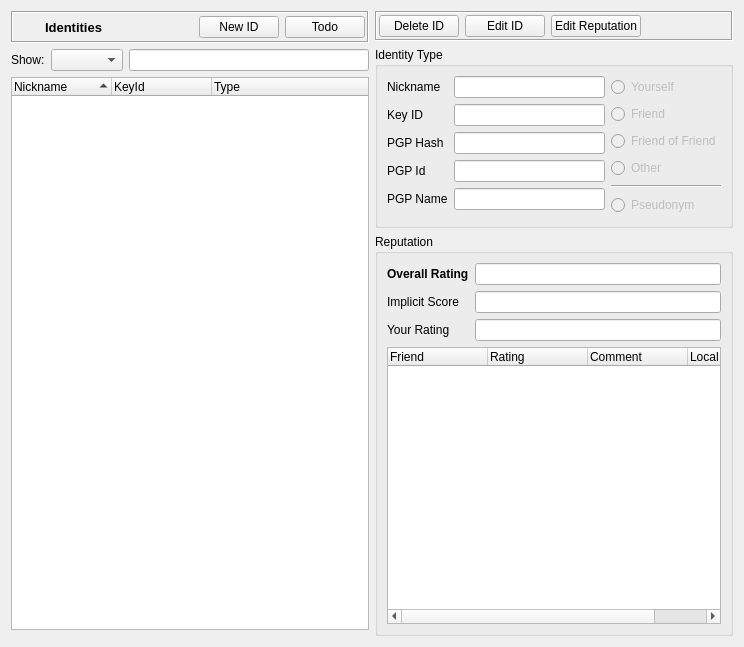
Before: the Qt Designer form retroshare-gui/src/gui/Identity/IdDialog.ui in RetroShare/RetroShare, drawn with Qt 5.
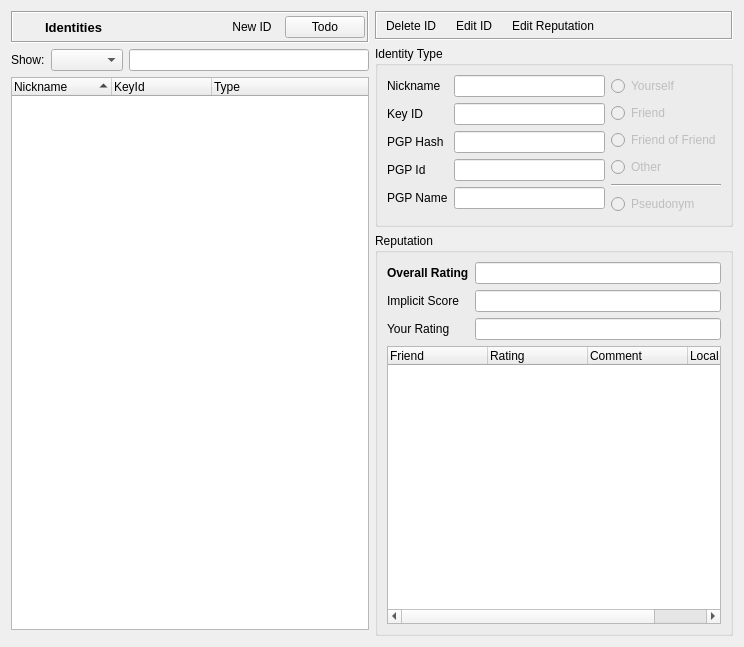
After: the same form once the commit is applied. Icons and pictures are not drawn. Custom widgets are drawn as their Qt base class.

Commit message: Changed some icons for the Identity Dialog

Patch:
```diff
--- a/retroshare-gui/src/gui/Identity/IdDialog.ui
+++ b/retroshare-gui/src/gui/Identity/IdDialog.ui
@@ -78,10 +78,32 @@
          </spacer>
         </item>
         <item>
-         <widget class="QPushButton" name="pushButton_NewId">
+         <widget class="QToolButton" name="toolButton_NewId">
+          <property name="sizePolicy">
+           <sizepolicy hsizetype="Minimum" vsizetype="Preferred">
+            <horstretch>0</horstretch>
+            <verstretch>0</verstretch>
+           </sizepolicy>
+          </property>
+          <property name="toolTip">
+           <string>Create new Identity</string>
+          </property>
           <property name="text">
            <string>New ID</string>
           </property>
+          <property name="icon">
+           <iconset resource="../images.qrc">
+            <normaloff>:/images/identity/list-add-user_32.png</normaloff>:/images/identity/list-add-user_32.png</iconset>
+          </property>
+          <property name="iconSize">
+           <size>
+            <width>24</width>
+            <height>24</height>
+           </size>
+          </property>
+          <property name="autoRaise">
+           <bool>true</bool>
+          </property>
          </widget>
         </item>
         <item>
@@ -150,24 +172,69 @@
          <number>2</number>
         </property>
         <item>
-         <widget class="QPushButton" name="pushButton_Delete">
+         <widget class="QToolButton" name="toolButton_Delete">
+          <property name="toolTip">
+           <string>Delete Identity</string>
+          </property>
           <property name="text">
            <string>Delete ID</string>
           </property>
+          <property name="icon">
+           <iconset resource="../images.qrc">
+            <normaloff>:/images/identity/list-remove-user_32.png</normaloff>:/images/identity/list-remove-user_32.png</iconset>
+          </property>
+          <property name="iconSize">
+           <size>
+            <width>24</width>
+            <height>24</height>
+           </size>
+          </property>
+          <property name="autoRaise">
+           <bool>true</bool>
+          </property>
          </widget>
         </item>
         <item>
-         <widget class="QPushButton" name="pushButton_EditId">
+         <widget class="QToolButton" name="toolButton_EditId">
           <property name="text">
            <string>Edit ID</string>
           </property>
+          <property name="icon">
+           <iconset resource="../images.qrc">
+            <normaloff>:/images/identity/user-properties_32.png</normaloff>:/images/identity/user-properties_32.png</iconset>
+          </property>
+          <property name="iconSize">
+           <size>
+            <width>24</width>
+            <height>24</height>
+           </size>
+          </property>
+          <property name="autoRaise">
+           <bool>true</bool>
+          </property>
          </widget>
         </item>
         <item>
-         <widget class="QPushButton" name="pushButton_Reputation">
+         <widget class="QToolButton" name="toolButton_Reputation">
           <property name="text">
            <string>Edit Reputation</string>
           </property>
+          <property name="icon">
+           <iconset resource="../images.qrc">
+            <normaloff>:/images/edit_24.png</normaloff>:/images/edit_24.png</iconset>
+          </property>
+          <property name="iconSize">
+           <size>
+            <width>24</width>
+            <height>24</height>
+           </size>
+          </property>
+          <property name="toolButtonStyle">
+           <enum>Qt::ToolButtonTextBesideIcon</enum>
+          </property>
+          <property name="autoRaise">
+           <bool>true</bool>
+          </property>
          </widget>
         </item>
         <item>
```
Left out of the diff: 15 changed lines with no effect on the pictures. The commit also changes 14 other files.
